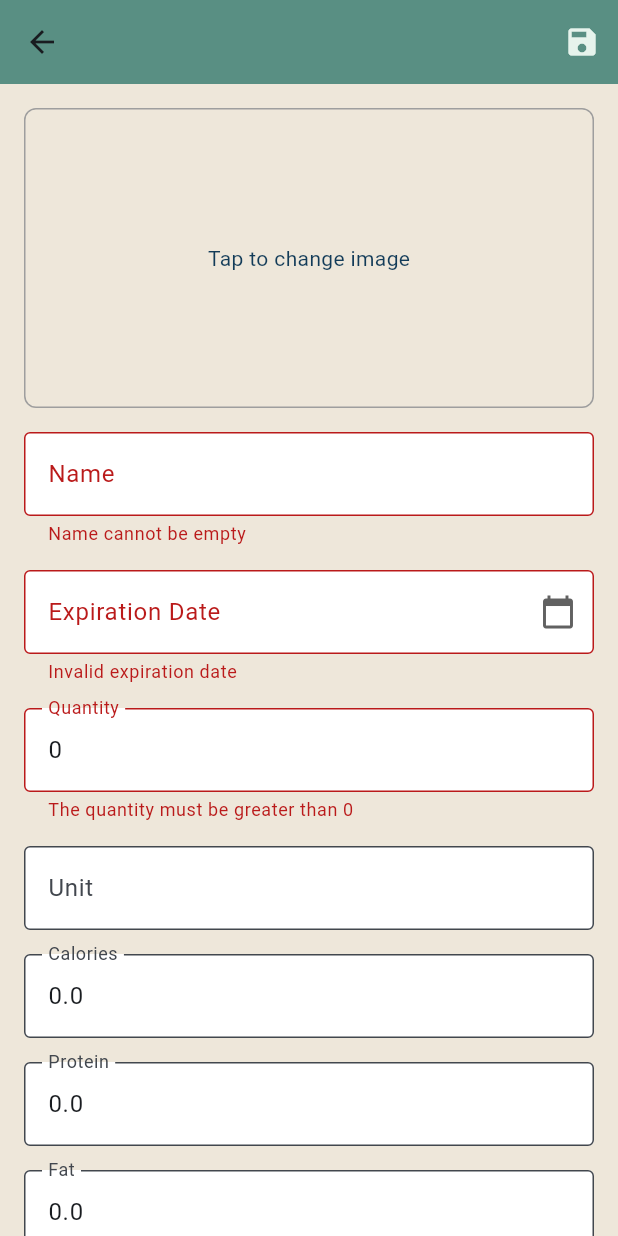
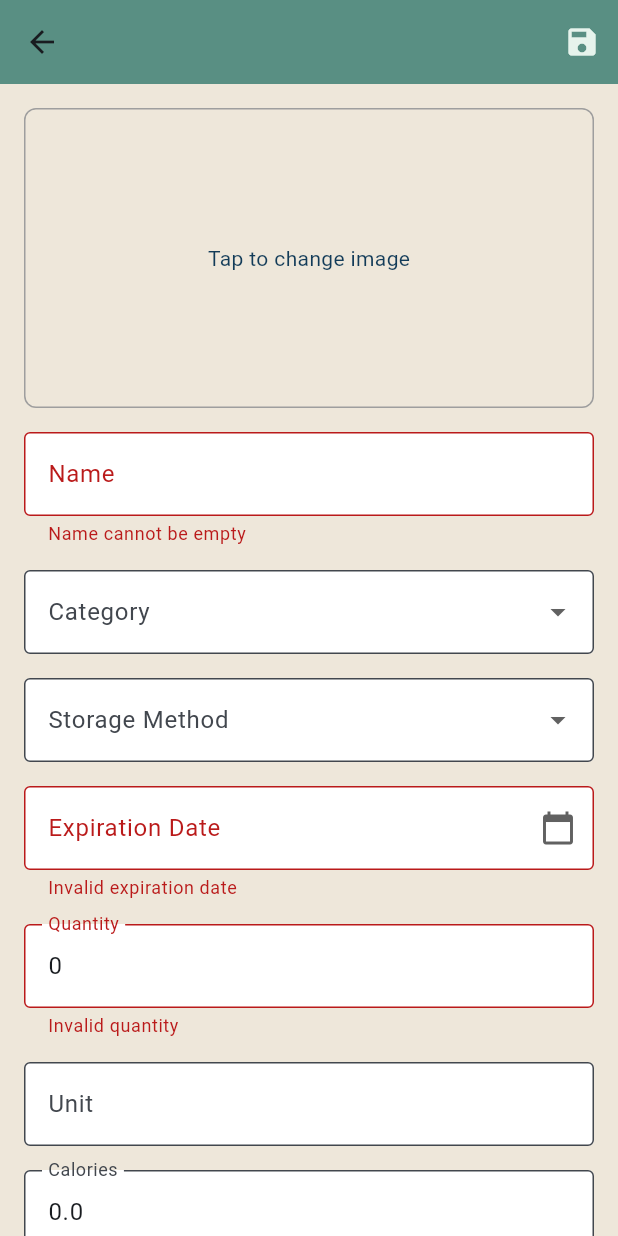
Before and after one commit to XWnina/foo-my-food, a Flutter app: the FoodItemDetailPage screen opened directly with empty values, after a tap on the "edit" icon, after a tap on "Tap to change image", on a phone screen of 412 x 824 dp. Run offline on Flutter 3.47's test engine with Material 3 defaults, Android fonts, the phone set to English and light mode, and no system bars; our stand-ins replace image_picker, shared_preferences, timezone; missing offline and left inert: device_calendar; accounts and stored records are empty.

Commit message:
fix no category, storageMethod in ingredien_detail page

```diff
--- a/frontend/lib/models/ingredient.dart
+++ b/frontend/lib/models/ingredient.dart
@@ -3,6 +3,8 @@ import 'package:flutter/material.dart';
 class Ingredient with ChangeNotifier {
   int ingredientId; // 确保这个字段在 JSON 中是可用的
   String name;
+  String category;
+  String storageMethod;
   String imageURL;
   String expirationDate;
   int baseQuantity;
@@ -16,6 +18,8 @@ class Ingredient with ChangeNotifier {
   Ingredient({
     required this.ingredientId,
     required this.name,
+    required this.category,
+    required this.storageMethod,
     required this.imageURL,
     required this.expirationDate,
     required this.baseQuantity,
@@ -36,6 +40,8 @@ class Ingredient with ChangeNotifier {
     return Ingredient(
       ingredientId: json['ingredientId'], // 从 JSON 中解析 id
       name: json['name'] ?? '', // 提供默认值
+      category: json['category'] ?? '',
+      storageMethod: json['storageMethod'] ?? '',
       imageURL: json['imageURL'] ?? '',
       expirationDate: json['expirationDate'] ?? '',
       baseQuantity: json['baseQuantity'] ?? 0,
@@ -52,6 +58,8 @@ class Ingredient with ChangeNotifier {
     return {
       'ingredientId': ingredientId,
       'name': name,
+      'category':category,
+      'storageMethod':storageMethod,
       'imageURL': imageURL,
       'expirationDate': expirationDate,
       'baseQuantity': baseQuantity,
@@ -66,6 +74,8 @@ class Ingredient with ChangeNotifier {
 
   void update(Ingredient newIngredient) {
     name = newIngredient.name;
+    category=newIngredient.category;
+    storageMethod=newIngredient.storageMethod;
     expirationDate = newIngredient.expirationDate;
     baseQuantity = newIngredient.baseQuantity;
     calories = newIngredient.calories;
--- a/frontend/lib/screens/ingredient_detail.dart
+++ b/frontend/lib/screens/ingredient_detail.dart
@@ -1,4 +1,4 @@
-import 'dart:async'; // 导入 Timer 库
+import 'dart:async';
 import 'dart:io';
 import 'package:flutter/material.dart';
 import 'package:intl/intl.dart';
@@ -11,6 +11,7 @@ import 'package:foo_my_food_app/utils/colors.dart';
 import 'package:provider/provider.dart';
 import 'package:foo_my_food_app/providers/ingredient_provider.dart';
 import 'package:image_picker/image_picker.dart';
+import 'package:foo_my_food_app/datasource/temp_db.dart'; // For food categories and storage methods
 
 class FoodItemDetailPage extends StatefulWidget {
   final Ingredient ingredient;
@@ -31,6 +32,8 @@ class FoodItemDetailPage extends StatefulWidget {
 class FoodItemDetailPageState extends State<FoodItemDetailPage> {
   bool _isEditing = false;
   late TextEditingController _nameController;
+  String? _selectedCategory;
+  String? _selectedStorageMethod;
   late TextEditingController _expirationDateController;
   late TextEditingController _quantityController;
   late TextEditingController _caloriesController;
@@ -45,7 +48,6 @@ class FoodItemDetailPageState extends State<FoodItemDetailPage> {
 
   Timer? _debounce;
 
-  // 表单验证状态变量
   bool _isFormValid = false;
   bool _isNameValid = true;
   bool _isQuantityValid = true;
@@ -60,23 +62,18 @@ class FoodItemDetailPageState extends State<FoodItemDetailPage> {
   void initState() {
     super.initState();
     _nameController = TextEditingController(text: widget.ingredient.name);
-    _expirationDateController =
-        TextEditingController(text: widget.ingredient.expirationDate);
-    _quantityController =
-        TextEditingController(text: widget.ingredient.baseQuantity.toString());
-    _caloriesController =
-        TextEditingController(text: widget.ingredient.calories.toString());
-    _proteinController =
-        TextEditingController(text: widget.ingredient.protein.toString());
-    _fatController =
-        TextEditingController(text: widget.ingredient.fat.toString());
-    _carbohydratesController =
-        TextEditingController(text: widget.ingredient.carbohydrates.toString());
-    _fiberController =
-        TextEditingController(text: widget.ingredient.fiber.toString());
+    _selectedCategory = widget.ingredient.category;
+    _selectedStorageMethod = widget.ingredient.storageMethod;
+    _expirationDateController = TextEditingController(text: widget.ingredient.expirationDate);
+    _quantityController = TextEditingController(text: widget.ingredient.baseQuantity.toString());
+    _caloriesController = TextEditingController(text: widget.ingredient.calories.toString());
+    _proteinController = TextEditingController(text: widget.ingredient.protein.toString());
+    _fatController = TextEditingController(text: widget.ingredient.fat.toString());
+    _carbohydratesController = TextEditingController(text: widget.ingredient.carbohydrates.toString());
+    _fiberController = TextEditingController(text: widget.ingredient.fiber.toString());
     _unitController = TextEditingController(text: widget.ingredient.unit);
 
-    _validateForm(); // 初始化时验证表单
+    _validateForm();
   }
 
   @override
@@ -85,7 +82,6 @@ class FoodItemDetailPageState extends State<FoodItemDetailPage> {
     super.dispose();
   }
 
-  // 防抖方法
   void _onDebounce(void Function() callback) {
     if (_debounce?.isActive ?? false) {
       _debounce!.cancel();
@@ -93,26 +89,20 @@ class FoodItemDetailPageState extends State<FoodItemDetailPage> {
     _debounce = Timer(const Duration(milliseconds: 500), callback);
   }
 
-  // 表单验证方法
   void _validateForm() {
     setState(() {
       _isNameValid = _nameController.text.trim().isNotEmpty;
-      _isQuantityValid =
-          _isValidPositiveNumber(_quantityController.text); // 必须大于0
-      _isCaloriesValid =
-          _isValidNonNegativeNumber(_caloriesController.text); // 必须大于等于0
-      _isProteinValid =
-          _isValidNonNegativeNumber(_proteinController.text); // 必须大于等于0
-      _isFatValid = _isValidNonNegativeNumber(_fatController.text); // 必须大于等于0
-      _isCarbohydratesValid =
-          _isValidNonNegativeNumber(_carbohydratesController.text); // 必须大于等于0
-      _isFiberValid =
-          _isValidNonNegativeNumber(_fiberController.text); // 必须大于等于0
-      _isExpirationDateValid =
-          _isValidExpirationDate(_expirationDateController.text);
+      _isQuantityValid = _isValidPositiveNumber(_quantityController.text);
+      _isCaloriesValid = _isValidNonNegativeNumber(_caloriesController.text);
+      _isProteinValid = _isValidNonNegativeNumber(_proteinController.text);
+      _isFatValid = _isValidNonNegativeNumber(_fatController.text);
+      _isCarbohydratesValid = _isValidNonNegativeNumber(_carbohydratesController.text);
+      _isFiberValid = _isValidNonNegativeNumber(_fiberController.text);
+      _isExpirationDateValid = _isValidExpirationDate(_expirationDateController.text);
 
-      // 表单整体是否有效
       _isFormValid = _isNameValid &&
+          _selectedCategory != null &&
+          _selectedStorageMethod != null &&
           _isQuantityValid &&
           _isCaloriesValid &&
           _isProteinValid &&
@@ -123,33 +113,29 @@ class FoodItemDetailPageState extends State<FoodItemDetailPage> {
     });
   }
 
-  // 检查输入是否为大于 0 的有效数字（用于 Quantity）
   bool _isValidPositiveNumber(String value) {
     final number = double.tryParse(value);
-    return number != null && number > 0; // Quantity 必须大于 0
+    return number != null && number > 0;
   }
 
-  // 检查输入是否为大于等于 0 的有效数字（用于其他字段）
   bool _isValidNonNegativeNumber(String value) {
     final number = double.tryParse(value);
-    return number != null && number >= 0; // 必须大于等于 0
+    return number != null && number >= 0;
   }
 
-  // 检查输入的日期是否符合格式，并且是否在今天之后
   bool _isValidExpirationDate(String date) {
     try {
       final inputDate = DateFormat('yyyy-MM-dd').parseStrict(date);
       final today = DateTime.now();
       if (inputDate.isBefore(today)) {
-        return false; // 输入的日期不能是今天或今天之前的日期
+        return false;
       }
       return true;
     } catch (e) {
-      return false; // 格式不正确
+      return false;
     }
   }
 
-  // 修改保存按钮逻辑
   Future<void> _saveChanges() async {
     _validateForm();
     if (!_isFormValid) {
@@ -168,7 +154,6 @@ class FoodItemDetailPageState extends State<FoodItemDetailPage> {
     final apiUrl = '$baseApiUrl/ingredients/${widget.ingredient.ingredientId}';
 
     try {
-      // 提交更新的数据
       final updateResponse = await http.put(
         Uri.parse(apiUrl),
         headers: <String, String>{
@@ -176,6 +161,8 @@ class FoodItemDetailPageState extends State<FoodItemDetailPage> {
         },
         body: jsonEncode({
           'userId': userId,
+          'category': _selectedCategory,
+          'storageMethod': _selectedStorageMethod,
           'ingredientId': widget.ingredient.ingredientId,
           'userQuantity': int.parse(_quantityController.text),
           'name': _nameController.text.trim(),
@@ -191,12 +178,13 @@ class FoodItemDetailPageState extends State<FoodItemDetailPage> {
       );
 
       if (updateResponse.statusCode == 200) {
-        // 更新 provider 中的 ingredient
         Provider.of<IngredientProvider>(context, listen: false)
             .updateIngredient(
           widget.index,
           Ingredient(
             name: _nameController.text.trim(),
+            category: _selectedCategory!,
+            storageMethod: _selectedStorageMethod!,
             expirationDate: _expirationDateController.text,
             baseQuantity: int.parse(_quantityController.text),
             calories: double.parse(_caloriesController.text),
@@ -230,30 +218,25 @@ class FoodItemDetailPageState extends State<FoodItemDetailPage> {
 
   Future<void> _pickImage() async {
     final picker = ImagePicker();
-    final pickedFile =
-        await picker.getImage(source: ImageSource.gallery); // 从图库中选择图片
+    final pickedFile = await picker.getImage(source: ImageSource.gallery);
 
     if (pickedFile != null) {
       final file = File(pickedFile.path);
 
-      // 获取文件大小（单位：字节）
       final int fileSizeInBytes = await file.length();
-      final double fileSizeInMB = fileSizeInBytes / (1024 * 1024); // 转换为 MB
+      final double fileSizeInMB = fileSizeInBytes / (1024 * 1024);
 
-      // 检查文件大小是否超过 1MB
       if (fileSizeInMB > 1) {
         _showError('File size exceeds 1MB. Please choose a smaller image.');
-        return; // 不继续上传
+        return;
       }
 
-      // 如果文件大小符合要求，则继续上传
       final request = http.MultipartRequest(
         'POST',
         Uri.parse('$baseApiUrl/ingredients/upload_image'),
       );
       request.files.add(await http.MultipartFile.fromPath('file', file.path));
 
-      // 传递旧图片的 URL
       request.fields['oldImageUrl'] = widget.ingredient.imageURL ?? '';
 
       final response = await request.send();
@@ -262,7 +245,7 @@ class FoodItemDetailPageState extends State<FoodItemDetailPage> {
         final responseData = await http.Response.fromStream(response);
         final responseBody = json.decode(responseData.body);
         setState(() {
-          _newImageUrl = responseBody['imageUrl']; // 使用上传的图片 URL
+          _newImageUrl = responseBody['imageUrl'];
         });
       } else {
         _showError('Failed to upload image');
@@ -288,10 +271,10 @@ class FoodItemDetailPageState extends State<FoodItemDetailPage> {
             ),
             onPressed: () {
               if (_isEditing) {
-                _saveChanges(); // 保存更新
+                _saveChanges();
               } else {
                 setState(() {
-                  _isEditing = true; // 进入编辑模式
+                  _isEditing = true;
                 });
               }
             },
@@ -311,7 +294,7 @@ class FoodItemDetailPageState extends State<FoodItemDetailPage> {
                       _pickImage();
                     }
                   });
-                }, // 编辑模式下允许选择图片
+                },
                 child: Container(
                   height: 200,
                   width: double.infinity,
@@ -320,16 +303,16 @@ class FoodItemDetailPageState extends State<FoodItemDetailPage> {
                     borderRadius: BorderRadius.circular(8),
                     image: (_newImageUrl != null && _newImageUrl!.isNotEmpty)
                         ? DecorationImage(
-                            image: NetworkImage(_newImageUrl!), // 使用新上传的图片 URL
+                            image: NetworkImage(_newImageUrl!),
                             fit: BoxFit.cover,
                           )
                         : (widget.ingredient.imageURL.isNotEmpty)
                             ? DecorationImage(
                                 image: NetworkImage(
-                                    widget.ingredient.imageURL!), // 使用已有的图片 URL
+                                    widget.ingredient.imageURL!),
                                 fit: BoxFit.cover,
                               )
-                            : null, // 图片为空时不设置 DecorationImage
+                            : null,
                   ),
                   child: (_isEditing && _newImageUrl == null)
                       ? const Center(
@@ -339,7 +322,7 @@ class FoodItemDetailPageState extends State<FoodItemDetailPage> {
                                 color: Color.fromARGB(255, 18, 59, 88)),
                           ),
                         )
-                      : null, // 如果没有图片，显示提示文字
+                      : null,
                 ),
               ),
               const SizedBox(height: 16),
@@ -353,7 +336,7 @@ class FoodItemDetailPageState extends State<FoodItemDetailPage> {
                         border: const OutlineInputBorder(),
                         errorText: _isNameValid
                             ? null
-                            : 'Name cannot be empty', // 当名字为空时显示错误提示
+                            : 'Name cannot be empty',
                       ),
                       onChanged: (value) {
                         _onDebounce(() {
@@ -368,6 +351,54 @@ class FoodItemDetailPageState extends State<FoodItemDetailPage> {
                     ),
               const SizedBox(height: 16),
               _isEditing
+                  ? DropdownButtonFormField<String>(
+                      value: _selectedCategory,
+                      items: foodCategories.map((String category) {
+                        return DropdownMenuItem<String>(
+                          value: category,
+                          child: Text(category),
+                        );
+                      }).toList(),
+                      onChanged: (value) {
+                        setState(() {
+                          _selectedCategory = value;
+                        });
+                        _validateForm();
+                      },
+                      decoration: const InputDecoration(
+                        labelText: 'Category',
+                        filled: true,
+                        fillColor: whiteFillColor,
+                        border: OutlineInputBorder(),
+                      ),
+                    )
+                  : Text('Category: ${widget.ingredient.category}'),
+              const SizedBox(height: 16),
+              _isEditing
+                  ? DropdownButtonFormField<String>(
+                      value: _selectedStorageMethod,
+                      items: storageMethods.map((String method) {
+                        return DropdownMenuItem<String>(
+                          value: method,
+                          child: Text(method),
+                        );
+                      }).toList(),
+                      onChanged: (value) {
+                        setState(() {
+                          _selectedStorageMethod = value;
+                        });
+                        _validateForm();
+                      },
+                      decoration: const InputDecoration(
+                        labelText: 'Storage Method',
+                        filled: true,
+                        fillColor: whiteFillColor,
+                        border: OutlineInputBorder(),
+                      ),
+                    )
+                  : Text('Storage Method: ${widget.ingredient.storageMethod}'),
+              const SizedBox(height: 16),
+              _isEditing
                   ? Row(
                       children: [
                         Expanded(
@@ -376,6 +407,7 @@ class FoodItemDetailPageState extends State<FoodItemDetailPage> {
                             decoration: InputDecoration(
                               labelText: 'Expiration Date',
                               filled: true,
+
                               fillColor: whiteFillColor,
                               border: const OutlineInputBorder(
                                 borderSide: BorderSide(color: greyBorderColor),
@@ -393,7 +425,7 @@ class FoodItemDetailPageState extends State<FoodItemDetailPage> {
                                   DateTime? pickedDate = await showDatePicker(
                                     context: context,
                                     initialDate: DateTime.now(),
-                                    firstDate: DateTime.now(), // 禁止选择今天之前的日期
+                                    firstDate: DateTime.now(),
                                     lastDate: DateTime(2101),
                                   );
                                   if (pickedDate != null) {
@@ -401,7 +433,7 @@ class FoodItemDetailPageState extends State<FoodItemDetailPage> {
                                       _expirationDateController.text =
                                           DateFormat('yyyy-MM-dd')
                                               .format(pickedDate);
-                                      _expirationDateError = null; // 清除错误提示
+                                      _expirationDateError = null;
                                     });
                                   }
                                 },
@@ -426,7 +458,7 @@ class FoodItemDetailPageState extends State<FoodItemDetailPage> {
                         filled: true,
                         fillColor: whiteFillColor,
                         border: const OutlineInputBorder(),
-                        errorText: _isQuantityValid ? null : quantityError,
+                        errorText: _isQuantityValid ? null : 'Invalid quantity',
                       ),
                       keyboardType: TextInputType.number,
                       onChanged: (value) {
@@ -462,7 +494,7 @@ class FoodItemDetailPageState extends State<FoodItemDetailPage> {
                         fillColor: whiteFillColor,
                         border: const OutlineInputBorder(),
                         errorText:
-                            _isCaloriesValid ? null : caloriesInvalidError,
+                            _isCaloriesValid ? null : 'Invalid calories',
                       ),
                       keyboardType:
                           const TextInputType.numberWithOptions(decimal: true),
@@ -482,7 +514,7 @@ class FoodItemDetailPageState extends State<FoodItemDetailPage> {
                         filled: true,
                         fillColor: whiteFillColor,
                         border: const OutlineInputBorder(),
-                        errorText: _isProteinValid ? null : proteinInvalidError,
+                        errorText: _isProteinValid ? null : 'Invalid protein',
                       ),
                       keyboardType:
                           const TextInputType.numberWithOptions(decimal: true),
@@ -502,7 +534,7 @@ class FoodItemDetailPageState extends State<FoodItemDetailPage> {
                         filled: true,
                         fillColor: whiteFillColor,
                         border: const OutlineInputBorder(),
-                        errorText: _isFatValid ? null : fatInvalidError,
+                        errorText: _isFatValid ? null : 'Invalid fat',
                       ),
                       keyboardType:
                           const TextInputType.numberWithOptions(decimal: true),
@@ -524,7 +556,7 @@ class FoodItemDetailPageState extends State<FoodItemDetailPage> {
                         border: const OutlineInputBorder(),
                         errorText: _isCarbohydratesValid
                             ? null
-                            : carbohydratesInvalidError,
+                            : 'Invalid carbohydrates',
                       ),
                       keyboardType:
                           const TextInputType.numberWithOptions(decimal: true),
@@ -544,7 +576,7 @@ class FoodItemDetailPageState extends State<FoodItemDetailPage> {
                         filled: true,
                         fillColor: whiteFillColor,
                         border: const OutlineInputBorder(),
-                        errorText: _isFiberValid ? null : fiberInvalidError,
+                        errorText: _isFiberValid ? null : 'Invalid fiber',
                       ),
                       keyboardType:
                           const TextInputType.numberWithOptions(decimal: true),
```
